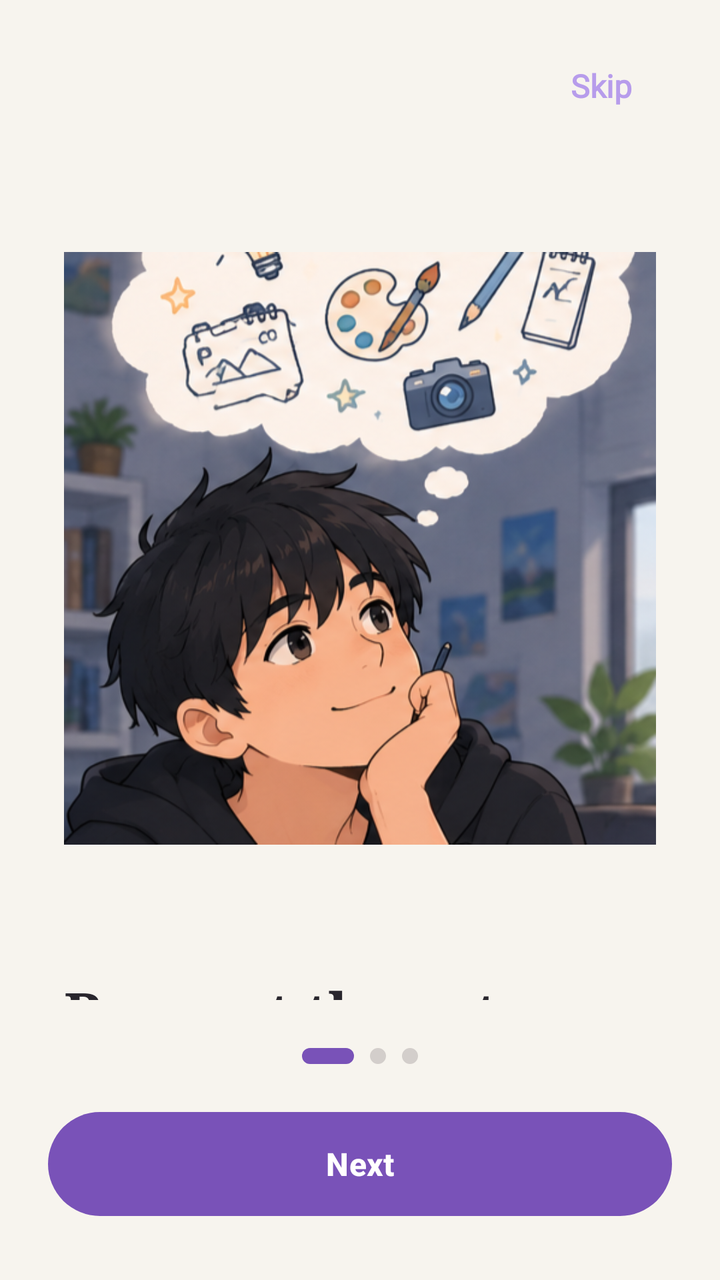
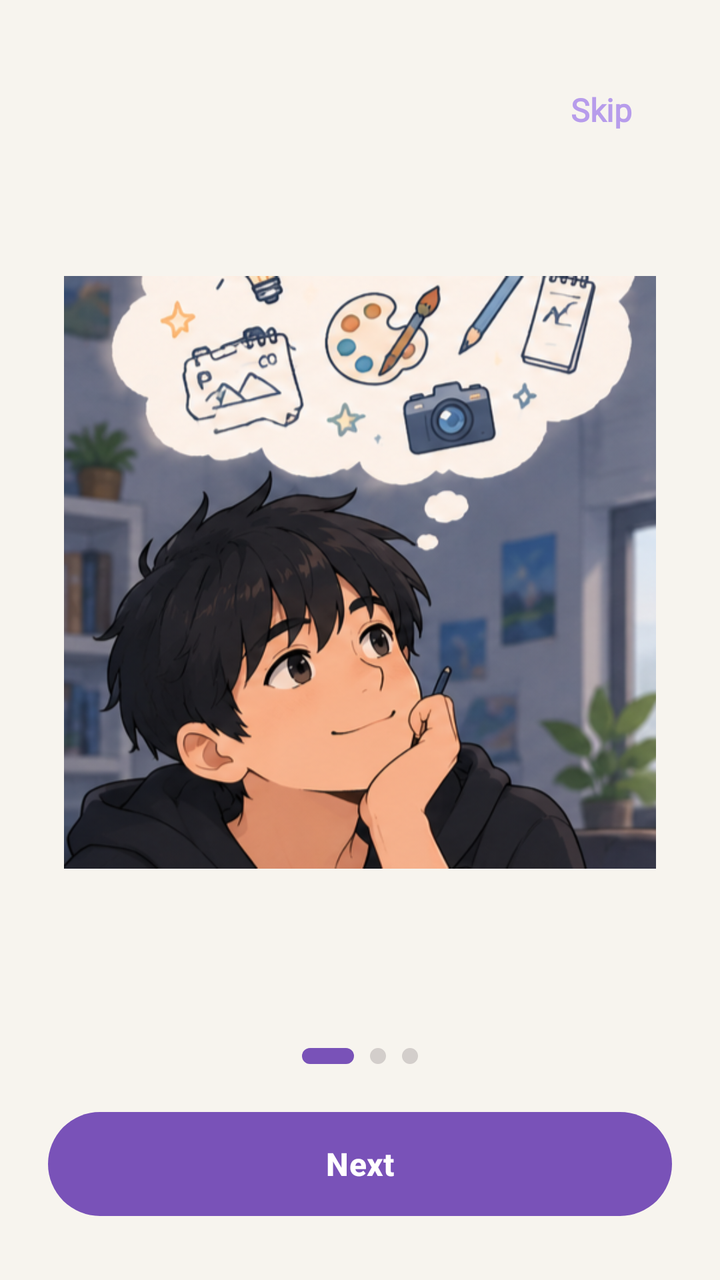

Before-and-after screenshots of an Android layout around one commit, followed by the original layout XML and the change that was made.
<!-- AndroidManifest.xml: application theme Theme.ArtTrack -->
<!-- res/layout/activity_on_boarding_view_for_client.xml -->
<?xml version="1.0" encoding="utf-8"?>
<androidx.constraintlayout.widget.ConstraintLayout xmlns:android="http://schemas.android.com/apk/res/android"
    xmlns:app="http://schemas.android.com/apk/res-auto"
    android:id="@+id/main"
    android:layout_width="match_parent"
    android:layout_height="match_parent"
    android:background="#F7F4EE"
    android:padding="24dp"
    android:scrollbarSize="45dp">

    
    <TextView
        android:id="@+id/btnSkip"
        android:layout_width="wrap_content"
        android:layout_height="wrap_content"
        android:layout_marginEnd="12dp"
        android:background="?attr/selectableItemBackgroundBorderless"
        android:clickable="true"
        android:focusable="true"
        android:fontFamily="@font/dm_sans"
        android:padding="8dp"
        android:text="Skip"
        android:textColor="@color/primary"
        android:textSize="16sp"
        android:textStyle="bold"
        app:layout_constraintEnd_toEndOf="parent"
        app:layout_constraintTop_toTopOf="parent" />

    
    <ViewFlipper
        android:id="@+id/pageFlipper"
        android:layout_width="match_parent"
        android:layout_height="0dp"
        android:layout_marginBottom="24dp"
        app:layout_constraintBottom_toTopOf="@id/dotsLayout"
        app:layout_constraintTop_toBottomOf="@id/btnSkip">

        
        <LinearLayout
            android:layout_width="match_parent"
            android:layout_height="553dp"
            android:gravity="center_horizontal"
            android:orientation="vertical"
            android:padding="8dp">

            <ImageView
                android:id="@+id/imageView"
                android:layout_width="match_parent"
                android:layout_height="0dp"
                android:layout_gravity="center"
                android:layout_marginBottom="8dp"
                android:layout_weight="1"
                android:adjustViewBounds="true"
                android:contentDescription="Request art illustration"
                android:scaleType="fitCenter"
                app:srcCompat="@drawable/imagine" />

            <TextView
                android:id="@+id/tvTitle1"
                android:layout_width="match_parent"
                android:layout_height="wrap_content"
                android:layout_marginBottom="4dp"
                android:fontFamily="serif"
                android:lineSpacingExtra="4dp"
                android:text="Request the art you imagine"
                android:textColor="#29262D"
                android:textSize="28sp"
                android:textStyle="bold" />

            <TextView
                android:id="@+id/tvDesc1"
                android:layout_width="match_parent"
                android:layout_height="wrap_content"
                android:lineSpacingExtra="3dp"
                android:text="Describe your idea, add references and send it to an artist."
                android:textColor="#77737A"
                android:textSize="15sp" />
        </LinearLayout>

        
        <LinearLayout
            android:layout_width="match_parent"
            android:layout_height="553dp"
            android:gravity="center_horizontal"
            android:orientation="vertical"
            android:padding="8dp">

            <ImageView
                android:id="@+id/imageView2"
                android:layout_width="match_parent"
                android:layout_height="0dp"
                android:layout_weight="1"
                android:layout_gravity="center"
                android:adjustViewBounds="true"
                android:contentDescription="Status tracker illustration"
                android:scaleType="fitCenter"
                android:layout_marginBottom="8dp"
                app:srcCompat="@drawable/create" />

            <TextView
                android:id="@+id/tvTitle2"
                android:layout_width="match_parent"
                android:layout_height="wrap_content"
                android:layout_marginBottom="4dp"
                android:fontFamily="serif"
                android:lineSpacingExtra="4dp"
                android:text="See exactly where it stands"
                android:textColor="#29262D"
                android:textSize="28sp"
                android:textStyle="bold" />

            <TextView
                android:id="@+id/tvDesc2"
                android:layout_width="match_parent"
                android:layout_height="wrap_content"
                android:lineSpacingExtra="3dp"
                android:text="A 10-step tracker shows what is done, what is next and when you need to act."
                android:textColor="#77737A"
                android:textSize="15sp" />
        </LinearLayout>

        
        <LinearLayout
            android:layout_width="match_parent"
            android:layout_height="553dp"
            android:gravity="center_horizontal"
            android:orientation="vertical"
            android:padding="8dp">

            <ImageView
                android:id="@+id/imageView4"
                android:layout_width="match_parent"
                android:layout_height="0dp"
                android:layout_weight="1"
                android:layout_gravity="center"
                android:adjustViewBounds="true"
                android:contentDescription="Download artwork illustration"
                android:scaleType="fitCenter"
                android:layout_marginBottom="8dp"
                app:srcCompat="@drawable/downloadimage" />

            <TextView
                android:id="@+id/tvTitle3"
                android:layout_width="match_parent"
                android:layout_height="wrap_content"
                android:layout_marginBottom="4dp"
                android:fontFamily="serif"
                android:lineSpacingExtra="4dp"
                android:text="Download when it's ready"
                android:textColor="#29262D"
                android:textSize="28sp"
                android:textStyle="bold" />

            <TextView
                android:id="@+id/tvDesc3"
                android:layout_width="match_parent"
                android:layout_height="wrap_content"
                android:lineSpacingExtra="3dp"
                android:text="Approve the final artwork, pay the balance and download your files in the app."
                android:textColor="#77737A"
                android:textSize="15sp" />
        </LinearLayout>

    </ViewFlipper>

    
    <LinearLayout
        android:id="@+id/dotsLayout"
        android:layout_width="wrap_content"
        android:layout_height="wrap_content"
        android:layout_marginBottom="24dp"
        android:gravity="center"
        android:orientation="horizontal"
        app:layout_constraintBottom_toTopOf="@id/nextButton"
        app:layout_constraintEnd_toEndOf="parent"
        app:layout_constraintStart_toStartOf="parent">

        <View
            android:id="@+id/dot1"
            android:layout_width="26dp"
            android:layout_height="8dp"
            android:background="@drawable/onboarding_active" />

        <View
            android:id="@+id/dot2"
            android:layout_width="8dp"
            android:layout_height="8dp"
            android:layout_marginStart="8dp"
            android:background="@drawable/onboarding_inactive" />

        <View
            android:id="@+id/dot3"
            android:layout_width="8dp"
            android:layout_height="8dp"
            android:layout_marginStart="8dp"
            android:background="@drawable/onboarding_inactive" />
    </LinearLayout>

    
    <Button
        android:id="@+id/nextButton"
        android:layout_width="0dp"
        android:layout_height="52dp"
        android:layout_marginBottom="8dp"
        android:background="@drawable/btn_primary"
        android:text="Next"
        android:textAllCaps="false"
        android:textColor="#FFFFFF"
        android:textSize="16sp"
        android:textStyle="bold"
        app:backgroundTint="@null"
        app:layout_constraintBottom_toBottomOf="parent"
        app:layout_constraintEnd_toEndOf="parent"
        app:layout_constraintStart_toStartOf="parent" />

</androidx.constraintlayout.widget.ConstraintLayout>
<!-- resources referenced by this layout -->
<resources>
  <color name="primary">#B79CEB</color>
  <!-- drawable btn_primary (drawable) -->
  <?xml version="1.0" encoding="utf-8"?>
  <shape xmlns:android="http://schemas.android.com/apk/res/android"
      android:shape="rectangle">
      <solid android:color="#7952B8" />
      <corners android:radius="500dp" />
  </shape>
  <!-- drawable create: png bitmap (drawable, 375135 bytes) -->
  <!-- drawable downloadimage: png bitmap (drawable, 323497 bytes) -->
  <!-- drawable imagine: png bitmap (drawable, 342630 bytes) -->
  <!-- drawable onboarding_active (drawable) -->
  <?xml version="1.0" encoding="utf-8"?>
  <shape xmlns:android="http://schemas.android.com/apk/res/android"
      android:shape="rectangle">
      <solid android:color="#7952B8" />
      <corners android:radius="500dp" />
  </shape>
  <!-- drawable onboarding_inactive (drawable) -->
  <?xml version="1.0" encoding="utf-8"?>
  <shape xmlns:android="http://schemas.android.com/apk/res/android"
      android:shape="oval">
      <solid android:color="#D3CECB" />
  </shape>
  <style name="Theme.ArtTrack" parent="Base.Theme.ArtTrack" />
  <style name="Base.Theme.ArtTrack" parent="Theme.Material3.DayNight.NoActionBar">
          
          
      </style>
</resources>

<!-- the commit's change to res/layout/activity_on_boarding_view_for_client.xml (unified diff, before → after) -->
@@ -13,6 +13,7 @@
         android:id="@+id/btnSkip"
         android:layout_width="wrap_content"
         android:layout_height="wrap_content"
+        android:layout_marginTop="12dp"
         android:layout_marginEnd="12dp"
         android:background="?attr/selectableItemBackgroundBorderless"
         android:clickable="true"
